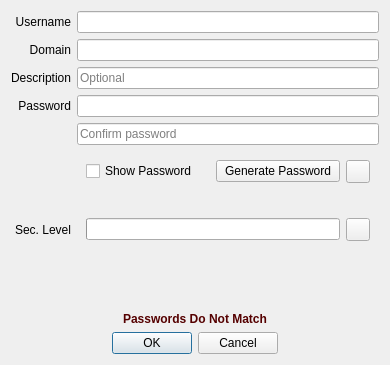
First picture: the form in scr/addentry.ui, repository waltergallegog/SEcubeWallet, before the edit.
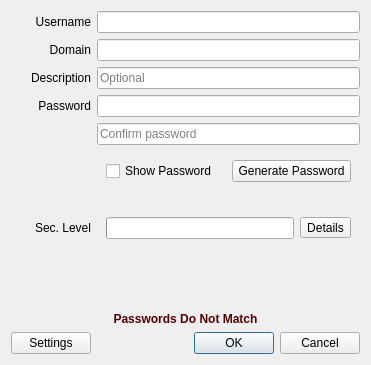
Second picture: the form after the edit. Icons and pictures are not drawn.

What changed in the file:
```diff
--- a/scr/addentry.ui
+++ b/scr/addentry.ui
@@ -6,7 +6,7 @@
    <rect>
     <x>0</x>
     <y>0</y>
-    <width>390</width>
+    <width>371</width>
     <height>365</height>
    </rect>
   </property>
@@ -59,47 +59,9 @@
         </property>
        </widget>
       </item>
-      <item>
-       <widget class="QToolButton" name="pb_confgen">
-        <property name="text">
-         <string/>
-        </property>
-        <property name="icon">
-         <iconset>
-          <normalon>:/icons/config.png</normalon>
-         </iconset>
-        </property>
-       </widget>
-      </item>
      </layout>
     </widget>
    </item>
-   <item row="4" column="1">
-    <widget class="QLineEdit" name="InPass2">
-     <property name="echoMode">
-      <enum>QLineEdit::Password</enum>
-     </property>
-     <property name="placeholderText">
-      <string>Confirm password</string>
-     </property>
-     <property name="clearButtonEnabled">
-      <bool>true</bool>
-     </property>
-    </widget>
-   </item>
-   <item row="20" column="0" colspan="2">
-    <widget class="QDialogButtonBox" name="buttonBox">
-     <property name="orientation">
-      <enum>Qt::Horizontal</enum>
-     </property>
-     <property name="standardButtons">
-      <set>QDialogButtonBox::Cancel|QDialogButtonBox::Ok</set>
-     </property>
-     <property name="centerButtons">
-      <bool>true</bool>
-     </property>
-    </widget>
-   </item>
    <item row="12" column="1">
     <widget class="QLabel" name="lb_secLevel">
      <property name="text">
@@ -110,8 +72,21 @@
      </property>
     </widget>
    </item>
+   <item row="4" column="1">
+    <widget class="QLineEdit" name="InPass2">
+     <property name="echoMode">
+      <enum>QLineEdit::Password</enum>
+     </property>
+     <property name="placeholderText">
+      <string>Confirm password</string>
+     </property>
+     <property name="clearButtonEnabled">
+      <bool>true</bool>
+     </property>
+    </widget>
+   </item>
    <item row="11" column="0">
-    <widget class="QLabel" name="label_entr">
+    <widget class="QLabel" name="label_level">
      <property name="text">
       <string>Sec. Level</string>
      </property>
@@ -177,7 +152,7 @@
       <item>
        <widget class="QToolButton" name="pb_secInfo">
         <property name="text">
-         <string/>
+         <string>Details</string>
         </property>
        </widget>
       </item>
@@ -246,7 +221,7 @@
      </property>
     </widget>
    </item>
-   <item row="18" column="0" colspan="2">
+   <item row="19" column="0" colspan="2">
     <widget class="QLabel" name="match_pass">
      <property name="text">
       <string>&lt;html&gt;&lt;head/&gt;&lt;body&gt;&lt;p&gt;&lt;span style=&quot; font-weight:600; color:#550000;&quot;&gt;Passwords Do Not Match&lt;/span&gt;&lt;/p&gt;&lt;/body&gt;&lt;/html&gt;</string>
@@ -283,6 +258,37 @@
      </property>
     </widget>
    </item>
+   <item row="20" column="1" alignment="Qt::AlignRight">
+    <widget class="QDialogButtonBox" name="buttonBox">
+     <property name="orientation">
+      <enum>Qt::Horizontal</enum>
+     </property>
+     <property name="standardButtons">
+      <set>QDialogButtonBox::Cancel|QDialogButtonBox::Ok</set>
+     </property>
+     <property name="centerButtons">
+      <bool>true</bool>
+     </property>
+    </widget>
+   </item>
+   <item row="20" column="0">
+    <widget class="QPushButton" name="pb_confgen">
+     <property name="sizePolicy">
+      <sizepolicy hsizetype="Preferred" vsizetype="Preferred">
+       <horstretch>0</horstretch>
+       <verstretch>0</verstretch>
+      </sizepolicy>
+     </property>
+     <property name="text">
+      <string>Settings</string>
+     </property>
+     <property name="icon">
+      <iconset>
+       <normalon>:/icons/config.png</normalon>
+      </iconset>
+     </property>
+    </widget>
+   </item>
   </layout>
   <zorder>InPass2</zorder>
   <zorder>label_dom</zorder>
@@ -294,14 +300,15 @@
   <zorder>InDesc</zorder>
   <zorder>label_user</zorder>
   <zorder>lb_length</zorder>
-  <zorder>buttonBox</zorder>
   <zorder>match_pass</zorder>
   <zorder>verticalSpacer</zorder>
   <zorder>verticalSpacer_2</zorder>
   <zorder>widget</zorder>
   <zorder>widget_2</zorder>
-  <zorder>label_entr</zorder>
+  <zorder>label_level</zorder>
   <zorder>lb_secLevel</zorder>
+  <zorder>buttonBox</zorder>
+  <zorder>pb_confgen</zorder>
  </widget>
  <tabstops>
   <tabstop>InUser</tabstop>
```
